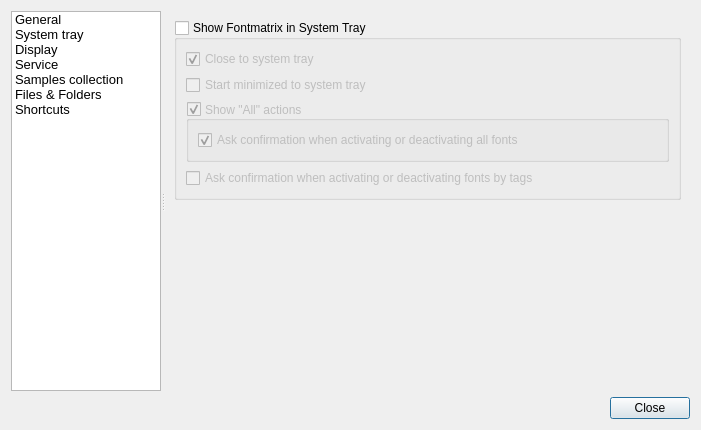
First picture: the form in src/prefs_panel.ui, repository fontmatrix/fontmatrix, before the edit.
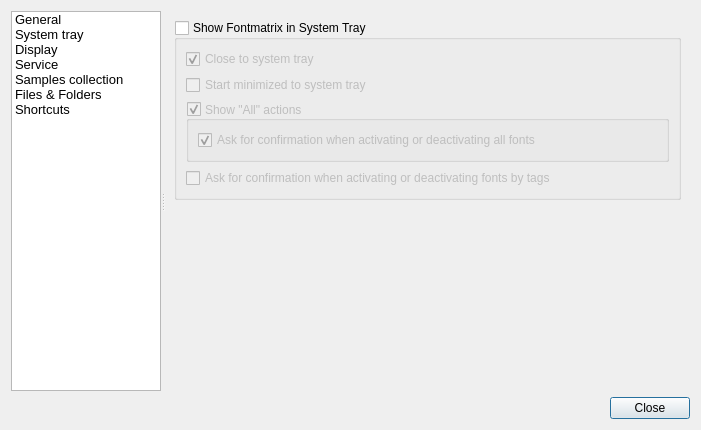
Second picture: the form after the edit. The open tabs and pages were chosen to show the change. Icons and pictures are not drawn.

Commit message: Web Browser -> Help Browser, Ask +for+ confirmation

```diff
--- a/src/prefs_panel.ui
+++ b/src/prefs_panel.ui
@@ -214,7 +214,7 @@
               <item>
                <widget class="QCheckBox" name="activateAllConfirmation" >
                 <property name="text" >
-                 <string>Ask confirmation when activating or deactivating all fonts</string>
+                 <string>Ask for confirmation when activating or deactivating all fonts</string>
                 </property>
                 <property name="checked" >
                  <bool>true</bool>
@@ -227,7 +227,7 @@
            <item>
             <widget class="QCheckBox" name="tagsConfirmation" >
              <property name="text" >
-              <string>Ask confirmation when activating or deactivating fonts by tags</string>
+              <string>Ask for confirmation when activating or deactivating fonts by tags</string>
              </property>
             </widget>
            </item>
```
Left out of the diff: 2 changed lines with no effect on the pictures.
